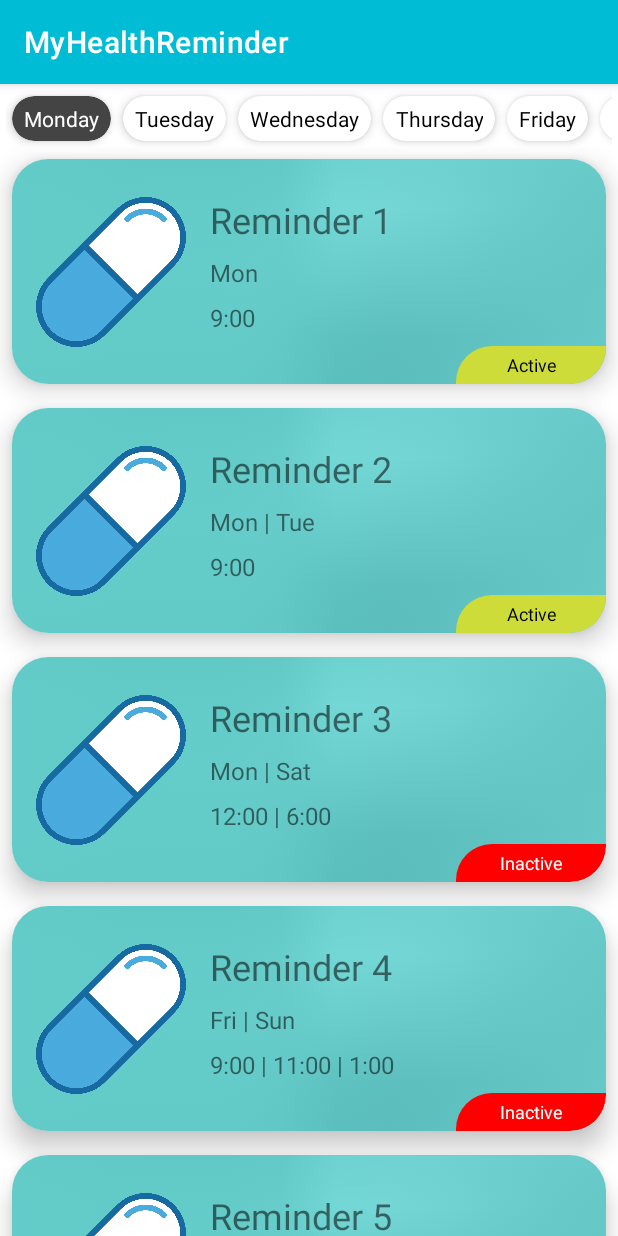
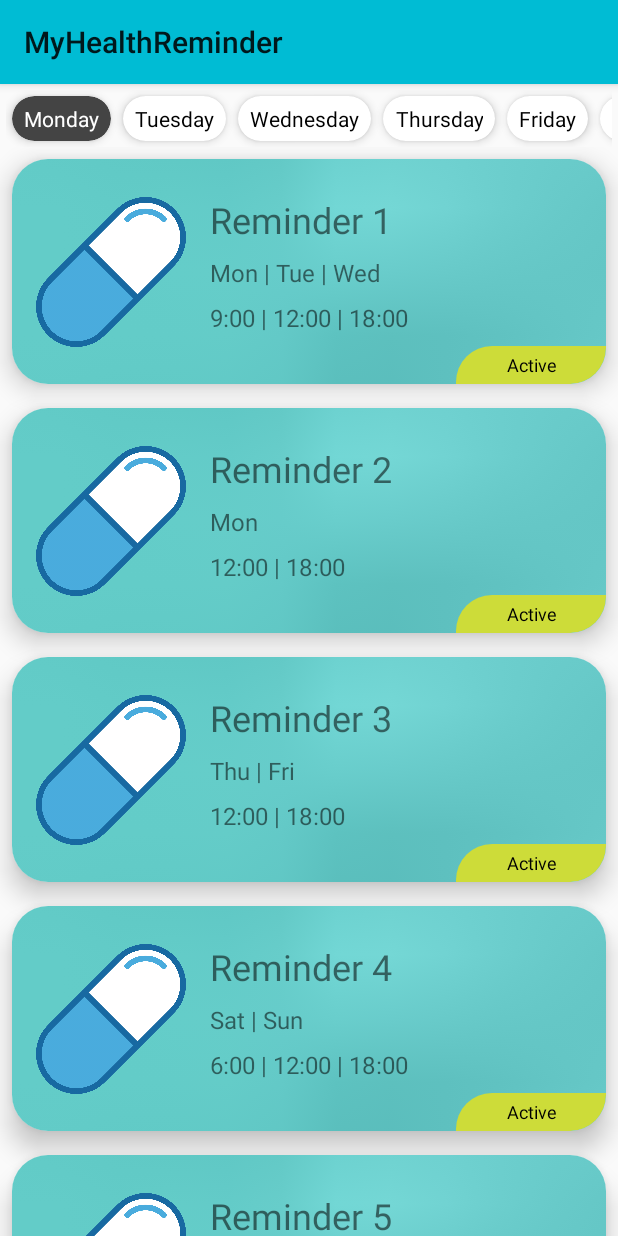
Before and after one commit to sothengski/MyHealthReminder, an Android app: the screen it shows after launch (MainActivity), on a phone screen of 412 x 824 dp. Run offline under Robolectric (Android 15) with nearby library versions, the phone set to English and light mode, and no system bars.

Commit message:
Added Splash Activity and Refactor the file structures

```diff
--- a/app/src/main/java/com/example/myhealthreminder/FiltersAdapter.kt
+++ b/app/src/main/java/com/example/myhealthreminder/Adapters/FiltersAdapter.kt
@@ -1,4 +1,4 @@
-package com.example.myhealthreminder
+package com.example.myhealthreminder.Adapters
 
 import android.graphics.Color
 import android.view.LayoutInflater
@@ -7,7 +7,8 @@ import android.view.ViewGroup
 import android.widget.TextView
 import androidx.cardview.widget.CardView
 import androidx.recyclerview.widget.RecyclerView
-import com.google.android.material.color.MaterialColors
+import com.example.myhealthreminder.Models.FilterModel
+import com.example.myhealthreminder.R
 
 class FiltersAdapter(val filtersList: ArrayList<FilterModel>) :
     RecyclerView.Adapter<FiltersAdapter.MyViewHolder>() {
--- a/app/src/main/java/com/example/myhealthreminder/RemindersAdapter.kt
+++ b/app/src/main/java/com/example/myhealthreminder/Adapters/RemindersAdapter.kt
@@ -1,16 +1,17 @@
-package com.example.myhealthreminder
+package com.example.myhealthreminder.Adapters
 
 import android.content.Intent
 import android.graphics.Color
-import android.os.Bundle
 import android.view.LayoutInflater
 import android.view.View
 import android.view.ViewGroup
 import android.widget.ImageView
 import android.widget.TextView
 import android.widget.Toast
-import androidx.cardview.widget.CardView
 import androidx.recyclerview.widget.RecyclerView
+import com.example.myhealthreminder.DetailActivity
+import com.example.myhealthreminder.Models.ReminderModel
+import com.example.myhealthreminder.R
 
 class RemindersAdapter(val remindersList: ArrayList<ReminderModel>) :
     RecyclerView.Adapter<RemindersAdapter.MyViewHolder>() {
@@ -35,7 +36,7 @@ class RemindersAdapter(val remindersList: ArrayList<ReminderModel>) :
             itemView.setOnClickListener() {
                 Toast.makeText(
                     itemView.context,
-                    "You Clicked: ${remindersList[adapterPosition].reminderName}",
+                    "You Clicked: ${remindersList[adapterPosition].title}",
                     Toast.LENGTH_SHORT
                 ).show()
 
@@ -43,8 +44,8 @@ class RemindersAdapter(val remindersList: ArrayList<ReminderModel>) :
                 val intent = Intent(itemView.context, DetailActivity::class.java)
 
                 // Pass data to DetailActivity
-                intent.putExtra("image", remindersList[adapterPosition].reminderImg)
-                intent.putExtra("title", remindersList[adapterPosition].reminderName)
+                intent.putExtra("image", remindersList[adapterPosition].img)
+                intent.putExtra("title", remindersList[adapterPosition].title)
                 intent.putExtra("description", remindersList[adapterPosition].reminderDays)
                 itemView.context.startActivity(intent)
             }
@@ -65,13 +66,13 @@ class RemindersAdapter(val remindersList: ArrayList<ReminderModel>) :
 
     override fun onBindViewHolder(holder: MyViewHolder, position: Int) {
         // Bind data to views based on the item at the specified position
-        holder.reminderImg.setImageResource(remindersList[position].reminderImg)
-        holder.reminderName.setText(remindersList[position].reminderName)
+        holder.reminderImg.setImageResource(remindersList[position].img)
+        holder.reminderName.setText(remindersList[position].title)
         holder.reminderDays.setText(remindersList[position].reminderDays)
         holder.reminderTimes.setText(remindersList[position].reminderTimes)
-        holder.reminderStatus.setText(if (remindersList[position].reminderStatus) "Active" else "Inactive")
-        holder.reminderStatus.setTextColor(if (remindersList[position].reminderStatus) Color.BLACK else Color.WHITE)
-        holder.reminderStatus.setBackgroundResource(if (remindersList[position].reminderStatus) R.drawable.rounded_corner else R.drawable.rounded_corner_inactive)
+        holder.reminderStatus.setText(if (remindersList[position].status) "Active" else "Inactive")
+        holder.reminderStatus.setTextColor(if (remindersList[position].status) Color.BLACK else Color.WHITE)
+        holder.reminderStatus.setBackgroundResource(if (remindersList[position].status) R.drawable.rounded_corner else R.drawable.rounded_corner_inactive)
 
     }
 }
--- a/app/src/main/java/com/example/myhealthreminder/DetailActivity.kt
+++ b/app/src/main/java/com/example/myhealthreminder/DetailActivity.kt
@@ -1,14 +1,10 @@
 package com.example.myhealthreminder
 
 import android.os.Bundle
-import android.view.MenuItem
 import android.widget.ImageView
 import android.widget.TextView
-import android.widget.Toolbar
 import androidx.activity.enableEdgeToEdge
-import androidx.appcompat.app.ActionBar
 import androidx.appcompat.app.AppCompatActivity
-import androidx.cardview.widget.CardView
 import androidx.core.view.ViewCompat
 import androidx.core.view.WindowInsetsCompat
 
@@ -18,7 +14,7 @@ class DetailActivity : AppCompatActivity() {
 
         enableEdgeToEdge()
         setContentView(R.layout.activity_detail)
-        ViewCompat.setOnApplyWindowInsetsListener(findViewById(R.id.main)) { v, insets ->
+        ViewCompat.setOnApplyWindowInsetsListener(findViewById(R.id.img)) { v, insets ->
             val systemBars = insets.getInsets(WindowInsetsCompat.Type.systemBars())
             v.setPadding(systemBars.left, systemBars.top, systemBars.right, systemBars.bottom)
             insets
--- a/app/src/main/java/com/example/myhealthreminder/MainActivity.kt
+++ b/app/src/main/java/com/example/myhealthreminder/MainActivity.kt
@@ -1,20 +1,23 @@
 package com.example.myhealthreminder
 
 import android.os.Bundle
-import android.widget.Button
 import androidx.activity.enableEdgeToEdge
 import androidx.appcompat.app.AppCompatActivity
 import androidx.core.view.ViewCompat
 import androidx.core.view.WindowInsetsCompat
 import androidx.recyclerview.widget.LinearLayoutManager
 import androidx.recyclerview.widget.RecyclerView
+import com.example.myhealthreminder.Adapters.FiltersAdapter
+import com.example.myhealthreminder.Adapters.RemindersAdapter
+import com.example.myhealthreminder.Models.FilterModel
+import com.example.myhealthreminder.Models.ReminderModel
 
 class MainActivity : AppCompatActivity() {
     override fun onCreate(savedInstanceState: Bundle?) {
         super.onCreate(savedInstanceState)
         enableEdgeToEdge()
         setContentView(R.layout.activity_main)
-        ViewCompat.setOnApplyWindowInsetsListener(findViewById(R.id.main)) { v, insets ->
+        ViewCompat.setOnApplyWindowInsetsListener(findViewById(R.id.img)) { v, insets ->
             val systemBars = insets.getInsets(WindowInsetsCompat.Type.systemBars())
             v.setPadding(systemBars.left, systemBars.top, systemBars.right, systemBars.bottom)
             insets
@@ -32,29 +35,55 @@ class MainActivity : AppCompatActivity() {
         // 2- Data source: List of ReminderModel Objects
         var remindersList: ArrayList<ReminderModel> = ArrayList()
 
-        var reminder1 = ReminderModel(R.drawable.pill_symbol, "Reminder 1", "Mon", "9:00", true)
-        var reminder2 =
-            ReminderModel(R.drawable.pill_symbol, "Reminder 2", "Mon | Tue", "9:00", true)
+        var reminder1 = ReminderModel(
+            1, "Reminder 1", "Reminder 1 Description", true, R.drawable.pill_symbol,
+            "2",
+            "150mg",
+            "Mon | Tue | Wed",
+            "9:00 | 12:00 | 18:00",
+            300,
+            "piano",
+        )
+
+        var reminder2 = ReminderModel(
+            2, "Reminder 2", "Reminder 2 Description", true, R.drawable.pill_symbol,
+            "1",
+            "50mg",
+            "Mon ",
+            "12:00 | 18:00",
+            300,
+            "piano",
+        )
+
         var reminder3 = ReminderModel(
-            R.drawable.pill_symbol,
-            "Reminder 3",
-            "Mon | Sat",
-            "12:00 | 6:00",
-            false
+            3, "Reminder 3", "Reminder 3 Description", true, R.drawable.pill_symbol,
+            "3",
+            "100mg",
+            "Thu | Fri",
+            "12:00 | 18:00",
+            300,
+            "piano",
         )
+
         var reminder4 = ReminderModel(
-            R.drawable.pill_symbol,
-            "Reminder 4",
-            "Fri | Sun",
-            "9:00 | 11:00 | 1:00",
-            false
+            4, "Reminder 4", "Reminder 4 Description", true, R.drawable.pill_symbol,
+            "3",
+            "100mg",
+            "Sat | Sun",
+            "6:00 | 12:00 | 18:00",
+            300,
+            "piano",
         )
+
+
         var reminder5 = ReminderModel(
-            R.drawable.pill_symbol,
-            "Reminder 5",
-            "Wed | Thu",
-            "6:00 | 12:00 | 18:00 | 0:00",
-            false
+            5, "Reminder 5", "Reminder 5 Description", true, R.drawable.pill_symbol,
+            "5",
+            "75mg",
+            "Sun",
+            "12:00",
+            300,
+            "piano",
         )
 
         remindersList.add(reminder1)
--- a/app/src/main/java/com/example/myhealthreminder/FilterModel.kt
+++ b/app/src/main/java/com/example/myhealthreminder/Models/FilterModel.kt
@@ -1,3 +1,3 @@
-package com.example.myhealthreminder
+package com.example.myhealthreminder.Models
 
 data class FilterModel(val filterId: Int, val filterName: String, val filterStatus: Boolean)
--- /dev/null
+++ b/app/src/main/java/com/example/myhealthreminder/Models/ReminderModel.kt
@@ -0,0 +1,15 @@
+package com.example.myhealthreminder.Models
+
+data class ReminderModel(
+    val id: Int,
+    val title: String,
+    val description: String,
+    val status: Boolean,
+    val img: Int,
+    val amount: String,
+    val capSize: String,
+    val reminderDays: String,
+    val reminderTimes: String,
+    val snoozeDuration: Int,
+    val reminderSound: String
+)
--- a/app/src/main/java/com/example/myhealthreminder/ReminderModel.kt
+++ /dev/null
@@ -1,9 +0,0 @@
-package com.example.myhealthreminder
-
-data class ReminderModel(
-    val reminderImg: Int,
-    val reminderName: String,
-    val reminderDays: String,
-    val reminderTimes: String,
-    val reminderStatus: Boolean
-)
--- /dev/null
+++ b/app/src/main/java/com/example/myhealthreminder/SplashActivity.kt
@@ -0,0 +1,33 @@
+package com.example.myhealthreminder
+
+import android.content.Intent
+import android.os.Bundle
+import android.os.Handler
+import androidx.activity.enableEdgeToEdge
+import androidx.appcompat.app.AppCompatActivity
+import androidx.core.view.ViewCompat
+import androidx.core.view.WindowInsetsCompat
+
+class SplashActivity : AppCompatActivity() {
+    override fun onCreate(savedInstanceState: Bundle?) {
+        super.onCreate(savedInstanceState)
+        enableEdgeToEdge()
+        setContentView(R.layout.activity_splash)
+        ViewCompat.setOnApplyWindowInsetsListener(findViewById(R.id.img)) { v, insets ->
+            val systemBars = insets.getInsets(WindowInsetsCompat.Type.systemBars())
+            v.setPadding(systemBars.left, systemBars.top, systemBars.right, systemBars.bottom)
+            insets
+        }
+
+        // hide action bar
+        supportActionBar?.hide()
+
+        // handle splash screen
+        val handler = Handler()
+        handler.postDelayed({
+            val intent = Intent(this, MainActivity::class.java)
+            startActivity(intent)
+            finish()
+        }, 3000)
+    }
+}
--- a/app/src/main/res/layout/activity_detail.xml
+++ b/app/src/main/res/layout/activity_detail.xml
@@ -2,7 +2,7 @@
 <androidx.constraintlayout.widget.ConstraintLayout xmlns:android="http://schemas.android.com/apk/res/android"
     xmlns:app="http://schemas.android.com/apk/res-auto"
     xmlns:tools="http://schemas.android.com/tools"
-    android:id="@+id/main"
+    android:id="@+id/img"
     android:layout_width="match_parent"
     android:layout_height="match_parent"
     tools:context=".DetailActivity">
--- a/app/src/main/res/layout/activity_main.xml
+++ b/app/src/main/res/layout/activity_main.xml
@@ -2,7 +2,7 @@
 <androidx.constraintlayout.widget.ConstraintLayout xmlns:android="http://schemas.android.com/apk/res/android"
     xmlns:app="http://schemas.android.com/apk/res-auto"
     xmlns:tools="http://schemas.android.com/tools"
-    android:id="@+id/main"
+    android:id="@+id/img"
     android:layout_width="match_parent"
     android:layout_height="match_parent"
     tools:context=".MainActivity">
--- a/app/src/main/res/values-night/themes.xml
+++ b/app/src/main/res/values-night/themes.xml
@@ -4,8 +4,8 @@
         <!-- Customize your dark theme here. -->
         <!-- <item name="colorPrimary">@color/my_dark_primary</item> -->
         <!-- Primary brand color -->
-        <item name="colorPrimary">@color/primary_light</item>
-        <item name="colorPrimaryVariant">@color/primary_dark</item>
+        <item name="colorPrimary">@color/primaryLight</item>
+        <item name="colorPrimaryVariant">@color/primaryDark</item>
         <item name="colorOnPrimary">@color/black</item>
         <!-- Secondary brand color -->
         <item name="colorSecondary">@color/accent</item>
@@ -26,7 +26,7 @@
 
     <style name="otherButton" parent="Widget.MaterialComponents.Button.OutlinedButton">
         <item name="android:textSize">18sp</item>
-        <item name="android:textColor">@color/primary_light</item>
+        <item name="android:textColor">@color/primaryLight</item>
         <item name="cornerRadius">10dp</item>
     </style>
 </resources>
--- a/app/src/main/res/values/colors.xml
+++ b/app/src/main/res/values/colors.xml
@@ -5,11 +5,11 @@
     <color name="red">#FF0000</color>
 
     <color name="primary">#00BCD4</color>
-    <color name="primary_dark">#0097A7</color>
-    <color name="primary_light">#B2EBF2</color>
+    <color name="primaryDark">#0097A7</color>
+    <color name="primaryLight">#B2EBF2</color>
     <color name="accent">#CDDC39</color>
-    <color name="primary_text">#212121</color>
-    <color name="secondary_text">#757575</color>
+    <color name="primaryText">#212121</color>
+    <color name="secondaryText">#757575</color>
     <color name="icons">#FFFFFF</color>
     <color name="divider">#BDBDBD</color>
 </resources>
--- /dev/null
+++ b/app/src/main/res/values/styles.xml
@@ -0,0 +1,12 @@
+<?xml version="1.0" encoding="utf-8"?>
+<resources>
+
+    <style name="AppTheme" parent="Theme.AppCompat.Light">
+<!--        <item name="windowActionBar">false</item>-->
+<!--        <item name="windowNoTitle">true</item>-->
+<!--        <item name="android:windowFullscreen">true</item>-->
+        <item name="colorPrimary">@color/primary</item>
+        <item name="colorPrimaryDark">@color/primaryDark</item>
+        <item name="colorAccent">@color/accent</item>
+    </style>
+</resources>
--- a/app/src/main/res/values/themes.xml
+++ b/app/src/main/res/values/themes.xml
@@ -5,7 +5,7 @@
         <!-- <item name="colorPrimary">@color/my_light_primary</item> -->
         <!-- Primary brand color -->
         <item name="colorPrimary">@color/primary</item>
-        <item name="colorPrimaryVariant">@color/primary_dark</item>
+        <item name="colorPrimaryVariant">@color/primaryDark</item>
         <item name="colorOnPrimary">@color/white</item>
         <!-- Secondary brand color -->
         <item name="colorSecondary">@color/accent</item>
@@ -27,7 +27,7 @@
 
     <style name="otherButton" parent="Widget.MaterialComponents.Button.OutlinedButton">
         <item name="android:textSize">18sp</item>
-        <item name="android:textColor">@color/primary_dark</item>
+        <item name="android:textColor">@color/primaryDark</item>
         <item name="cornerRadius">10dp</item>
     </style>
 
```
Also changed, not shown: app/src/main/AndroidManifest.xml (+10 -6 lines), app/src/main/res/layout/activity_splash.xml (added, +28 -0 lines).
